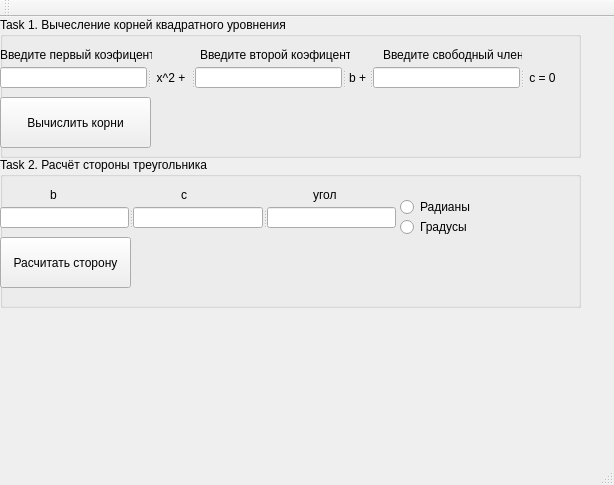
Old version of the form Lesson_1/Lesson_1.ui in the repository PracticalTasks/QT_Lesson_1.
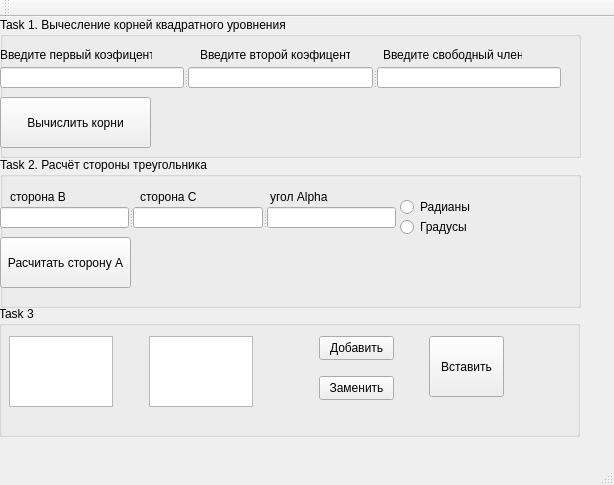
New version of the form.

What changed in the file:
```diff
--- a/Lesson_1/Lesson_1.ui
+++ b/Lesson_1/Lesson_1.ui
@@ -69,43 +69,16 @@
        <set>Qt::AlignRight|Qt::AlignTrailing|Qt::AlignVCenter</set>
       </property>
      </widget>
-     <widget class="QLabel" name="label_5">
-      <property name="lineWidth">
-       <number>1</number>
-      </property>
-      <property name="text">
-       <string>x^2 +</string>
-      </property>
-      <property name="alignment">
-       <set>Qt::AlignCenter</set>
-      </property>
-     </widget>
      <widget class="QLineEdit" name="lineEdit_2">
       <property name="alignment">
        <set>Qt::AlignRight|Qt::AlignTrailing|Qt::AlignVCenter</set>
       </property>
      </widget>
-     <widget class="QLabel" name="label_6">
-      <property name="text">
-       <string>b +</string>
-      </property>
-      <property name="alignment">
-       <set>Qt::AlignCenter</set>
-      </property>
-     </widget>
      <widget class="QLineEdit" name="lineEdit_3">
       <property name="alignment">
        <set>Qt::AlignRight|Qt::AlignTrailing|Qt::AlignVCenter</set>
       </property>
      </widget>
-     <widget class="QLabel" name="label_7">
-      <property name="text">
-       <string>c = 0</string>
-      </property>
-      <property name="alignment">
-       <set>Qt::AlignCenter</set>
-      </property>
-     </widget>
     </widget>
     <widget class="QLabel" name="label">
      <property name="geometry">
@@ -162,40 +135,40 @@
     <widget class="QLabel" name="label_8">
      <property name="geometry">
       <rect>
-       <x>50</x>
+       <x>10</x>
        <y>30</y>
-       <width>16</width>
-       <height>16</height>
+       <width>111</width>
+       <height>20</height>
       </rect>
      </property>
      <property name="text">
-      <string>b</string>
+      <string>сторона B</string>
      </property>
     </widget>
     <widget class="QLabel" name="label_9">
      <property name="geometry">
       <rect>
-       <x>181</x>
+       <x>140</x>
        <y>30</y>
-       <width>16</width>
-       <height>16</height>
+       <width>121</width>
+       <height>20</height>
       </rect>
      </property>
      <property name="text">
-      <string>c</string>
+      <string>сторона C</string>
      </property>
     </widget>
     <widget class="QLabel" name="label_10">
      <property name="geometry">
       <rect>
-       <x>313</x>
+       <x>270</x>
        <y>30</y>
-       <width>24</width>
-       <height>16</height>
+       <width>71</width>
+       <height>20</height>
       </rect>
      </property>
      <property name="text">
-      <string>угол</string>
+      <string>угол Alpha</string>
      </property>
     </widget>
     <widget class="QPushButton" name="pushButton_2">
@@ -208,7 +181,7 @@
       </rect>
      </property>
      <property name="text">
-      <string>Расчитать сторону</string>
+      <string>Расчитать сторону A</string>
      </property>
     </widget>
     <widget class="QLabel" name="label_11">
@@ -279,6 +252,84 @@
      </property>
     </widget>
    </widget>
+   <widget class="QGroupBox" name="groupBox_3">
+    <property name="geometry">
+     <rect>
+      <x>-1</x>
+      <y>289</y>
+      <width>581</width>
+      <height>131</height>
+     </rect>
+    </property>
+    <property name="title">
+     <string>Task 3</string>
+    </property>
+    <widget class="QPushButton" name="pushButton_3">
+     <property name="geometry">
+      <rect>
+       <x>320</x>
+       <y>30</y>
+       <width>75</width>
+       <height>24</height>
+      </rect>
+     </property>
+     <property name="text">
+      <string>Добавить</string>
+     </property>
+    </widget>
+    <widget class="QPushButton" name="pushButton_4">
+     <property name="geometry">
+      <rect>
+       <x>320</x>
+       <y>70</y>
+       <width>75</width>
+       <height>24</height>
+      </rect>
+     </property>
+     <property name="text">
+      <string>Заменить</string>
+     </property>
+    </widget>
+    <widget class="QPushButton" name="pushButton_5">
+     <property name="geometry">
+      <rect>
+       <x>430</x>
+       <y>30</y>
+       <width>75</width>
+       <height>61</height>
+      </rect>
+     </property>
+     <property name="autoFillBackground">
+      <bool>false</bool>
+     </property>
+     <property name="text">
+      <string>Вставить</string>
+     </property>
+     <property name="autoRepeat">
+      <bool>false</bool>
+     </property>
+    </widget>
+    <widget class="QTextEdit" name="textEdit">
+     <property name="geometry">
+      <rect>
+       <x>10</x>
+       <y>30</y>
+       <width>104</width>
+       <height>71</height>
+      </rect>
+     </property>
+    </widget>
+    <widget class="QTextEdit" name="textEdit_2">
+     <property name="geometry">
+      <rect>
+       <x>150</x>
+       <y>30</y>
+       <width>104</width>
+       <height>71</height>
+      </rect>
+     </property>
+    </widget>
+   </widget>
   </widget>
   <widget class="QMenuBar" name="menuBar">
    <property name="geometry">
```
